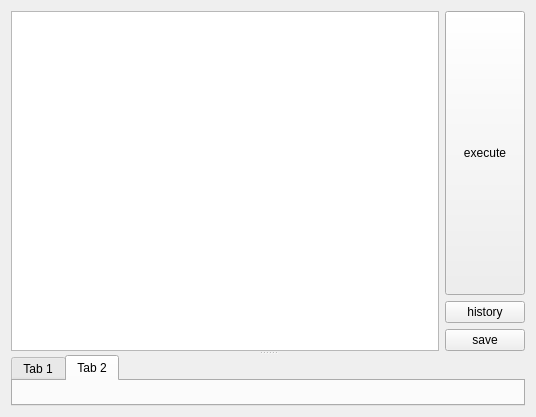
Before: the Qt Designer form sessiontab.ui in mugiseyebrows/mugi-query, drawn with Qt 5.
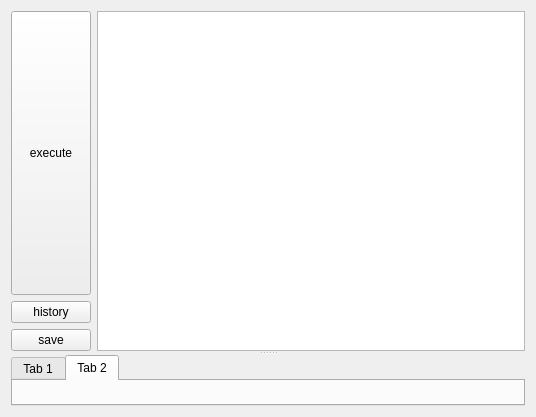
After: the same form once the commit is applied. Custom widgets are drawn as their Qt base class.

The edit to the form file:
```diff
--- a/sessiontab.ui
+++ b/sessiontab.ui
@@ -21,9 +21,6 @@
      </property>
      <widget class="QWidget" name="layoutWidget">
       <layout class="QHBoxLayout" name="horizontalLayout">
-       <item>
-        <widget class="PlainTextEdit" name="query"/>
-       </item>
        <item>
         <layout class="QVBoxLayout" name="verticalLayout">
          <item>
@@ -55,6 +52,9 @@
          </item>
         </layout>
        </item>
+       <item>
+        <widget class="PlainTextEdit" name="query"/>
+       </item>
       </layout>
      </widget>
      <widget class="QTabWidget" name="resultTabs">
```
